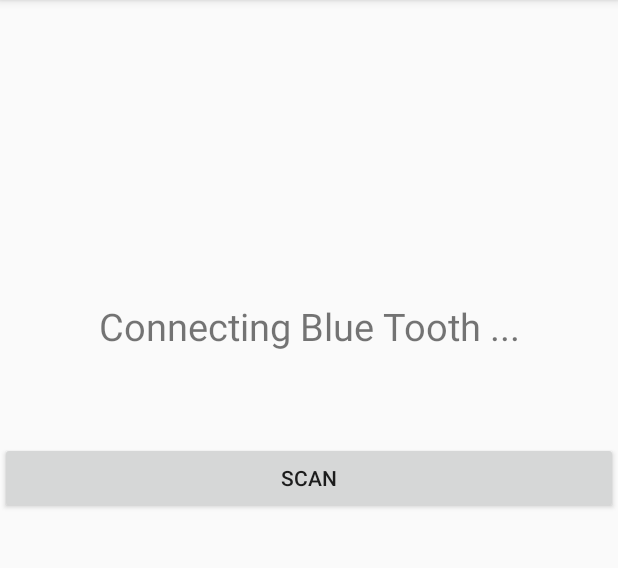
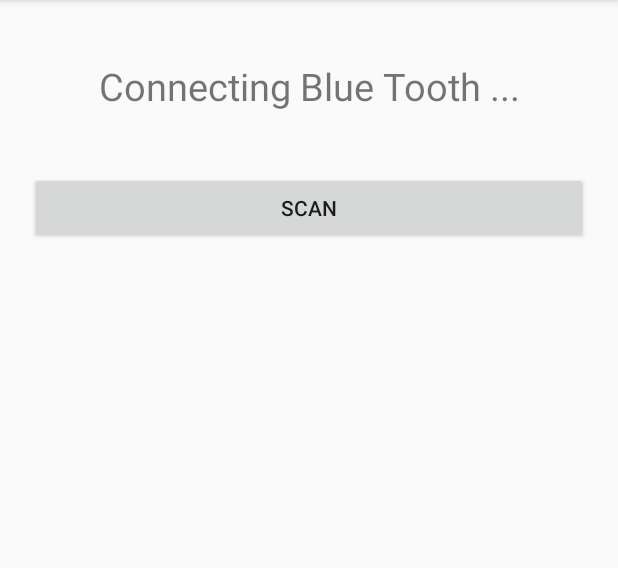
Before and after one commit to munhra/byouleave, an Android app: the screen it shows after launch (MainActivity), on a phone screen of 412 x 824 dp, the part 84-652 px from its top. Run offline under Robolectric (Android 15) with nearby library versions, the phone set to English and light mode, and no system bars; libraries missing offline, so code that uses them is left out: com.google.api.client, com.google.api.services, pub.devrel.easypermissions; 3 statements that could not run were skipped.

Commit message:
added recycler view

```diff
--- a/app/build.gradle
+++ b/app/build.gradle
@@ -21,7 +21,7 @@ android {
 
 dependencies {
     compile fileTree(dir: 'libs', include: ['*.jar'])
-
+    compile 'com.android.support:recyclerview-v7:25+'
     compile 'com.android.support:appcompat-v7:25.3.1'
     compile 'com.android.support.constraint:constraint-layout:1.0.2'
     testCompile 'junit:junit:4.12'
--- a/app/src/main/java/com/example/vntraal/byouleave/MainActivity.java
+++ b/app/src/main/java/com/example/vntraal/byouleave/MainActivity.java
@@ -28,6 +28,8 @@ import android.support.v4.app.ActivityCompat;
 import android.support.v4.content.ContextCompat;
 import android.support.v7.app.AppCompatActivity;
 import android.os.Bundle;
+import android.support.v7.widget.LinearLayoutManager;
+import android.support.v7.widget.RecyclerView;
 import android.util.Log;
 import android.view.View;
 import android.widget.Button;
@@ -55,6 +57,9 @@ public class MainActivity extends AppCompatActivity {
     private BluetoothAdapter btAdapter;
     private BluetoothGattCallback btleGattCallback;
     private BluetoothGatt bluetoothGatt;
+    private RecyclerView mRecyclerView;
+    private RecyclerAdapter mAdapter;
+    private RecyclerView.LayoutManager mLayoutManager;
 
     private final int PERMISSION_ACCESS_COARSE_LOCATION = 0;
     private CalendarManager calendarManager;
@@ -67,8 +72,18 @@ public class MainActivity extends AppCompatActivity {
         mSettings = getPreferences(Context.MODE_PRIVATE);
         mConnMgr = (ConnectivityManager) getSystemService(Context.CONNECTIVITY_SERVICE);
         calendarManager = CalendarManager.getInstance();
+
         setContentView(R.layout.activity_main);
+        mRecyclerView = (RecyclerView) findViewById(R.id.recycler_view);
+
+        mLayoutManager = new LinearLayoutManager(this);
+        mRecyclerView.setLayoutManager(mLayoutManager);
+
+        mAdapter = new RecyclerAdapter();
+
+        mRecyclerView.setAdapter(mAdapter);
         checkPermitions();
+
     }
 
 
--- /dev/null
+++ b/app/src/main/java/com/example/vntraal/byouleave/RecyclerAdapter.java
@@ -0,0 +1,66 @@
+package com.example.vntraal.byouleave;
+
+import android.support.v7.widget.RecyclerView;
+import android.view.LayoutInflater;
+import android.view.View;
+import android.view.ViewGroup;
+import android.widget.TextView;
+
+import java.util.ArrayList;
+import java.util.List;
+
+/**
+ * Created by vntants on 8/17/17.
+ */
+
+public class RecyclerAdapter extends RecyclerView.Adapter<RecyclerAdapter.ViewHolder>{
+
+    private List<String> mCalendarData;
+
+    public static class ViewHolder extends RecyclerView.ViewHolder {
+        public View itemView;
+        public TextView mEvent;
+//        public TextView mDescription;
+//        public TextView mLocation;
+//        public TextView mStart;
+
+        public ViewHolder(View v) {
+            super(v);
+            itemView = v;
+            mEvent = (TextView) v.findViewById(R.id.event);
+//            mDescription = (TextView) v.findViewById(R.id.description);
+//            mLocation = (TextView) v.findViewById(R.id.location);
+//            mStart = (TextView) v.findViewById(R.id.start);
+        }
+    }
+
+    public RecyclerAdapter() { mCalendarData = new ArrayList<>(); }
+
+    @Override
+    public RecyclerAdapter.ViewHolder onCreateViewHolder(ViewGroup parent,
+                                                         int viewType) {
+        // create a new view
+        View v = LayoutInflater.from(parent.getContext())
+                .inflate(R.layout.recycler_item, parent, false);
+
+        ViewHolder vh = new ViewHolder(v);
+        return vh;
+
+    }
+
+    @Override
+    public void onBindViewHolder(ViewHolder holder, int position) {
+        try {
+            String event = mCalendarData.get(position);
+            holder.mEvent.setText(event);
+        } catch (Exception e) {
+            //Error
+        }
+    }
+
+    @Override
+    public int getItemCount() {
+        return mCalendarData.size();
+    }
+
+}
--- a/app/src/main/res/layout/activity_main.xml
+++ b/app/src/main/res/layout/activity_main.xml
@@ -3,7 +3,8 @@
     android:layout_width="fill_parent"
     android:layout_height="wrap_content"
     android:gravity="center"
-    android:layout_marginTop="150dp"
+    android:padding="20dp"
+    android:layout_marginTop="0dp"
     xmlns:android="http://schemas.android.com/apk/res/android"
     android:orientation="vertical">
 
@@ -11,7 +12,7 @@
         android:layout_width="match_parent"
         android:layout_height="match_parent"
         android:orientation="vertical"
-        android:layout_marginTop="50dp"
+        android:layout_marginTop="20dp"
         android:gravity="center">
 
         <TextView
@@ -23,19 +24,33 @@
             android:textSize="25dp" />
     </LinearLayout>
 
+    <LinearLayout
+        android:layout_width="match_parent"
+        android:layout_height="match_parent"
+        android:orientation="vertical"
+        android:layout_marginTop="20dp"
+        android:gravity="center">
+
+        <android.support.v7.widget.RecyclerView
+            android:id="@+id/recycler_view"
+            android:scrollbars="vertical"
+            android:layout_width="match_parent"
+            android:layout_height="0dp"
+            android:layout_weight="1"/>
+    </LinearLayout>
+
 
     <LinearLayout
         android:layout_width="match_parent"
         android:layout_height="match_parent"
         android:orientation="vertical"
-        android:layout_marginTop="60dp"
+        android:layout_marginTop="20dp"
         android:gravity="center">
 
         <Button
             android:id="@+id/scan_button"
             android:layout_width="match_parent"
             android:layout_height="wrap_content"
-            android:layout_weight="1"
             android:text="Scan" />
     </LinearLayout>
 
```
Also changed, not shown: app/src/main/res/layout/recycler_item.xml (added, +17 -0 lines).
